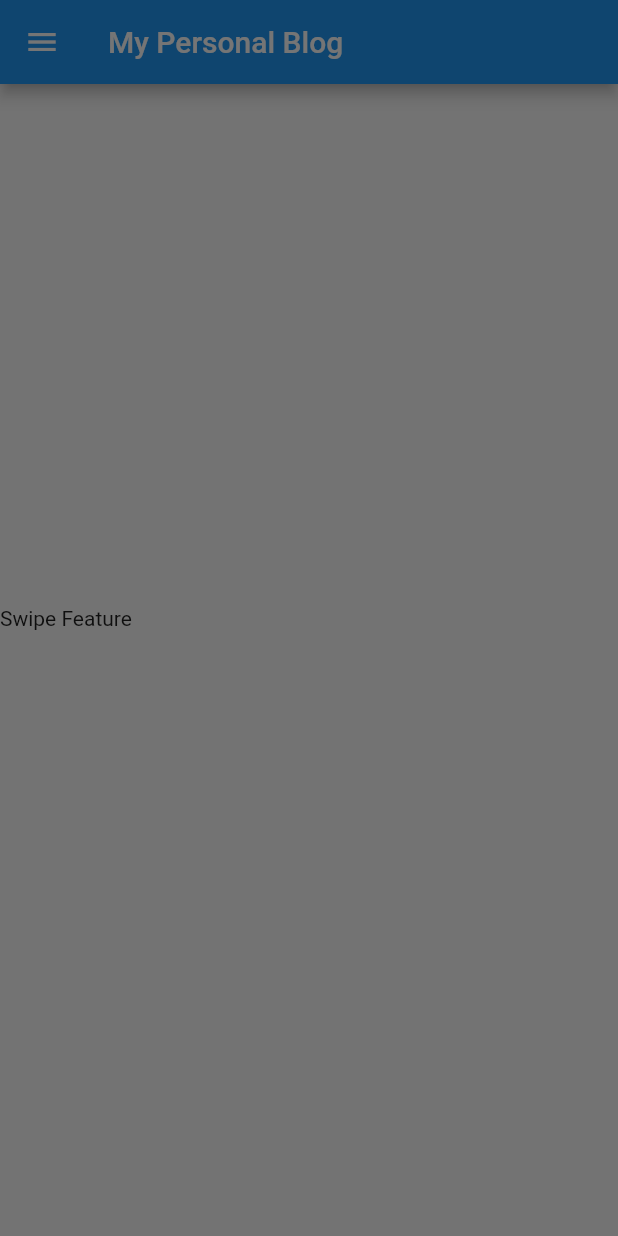
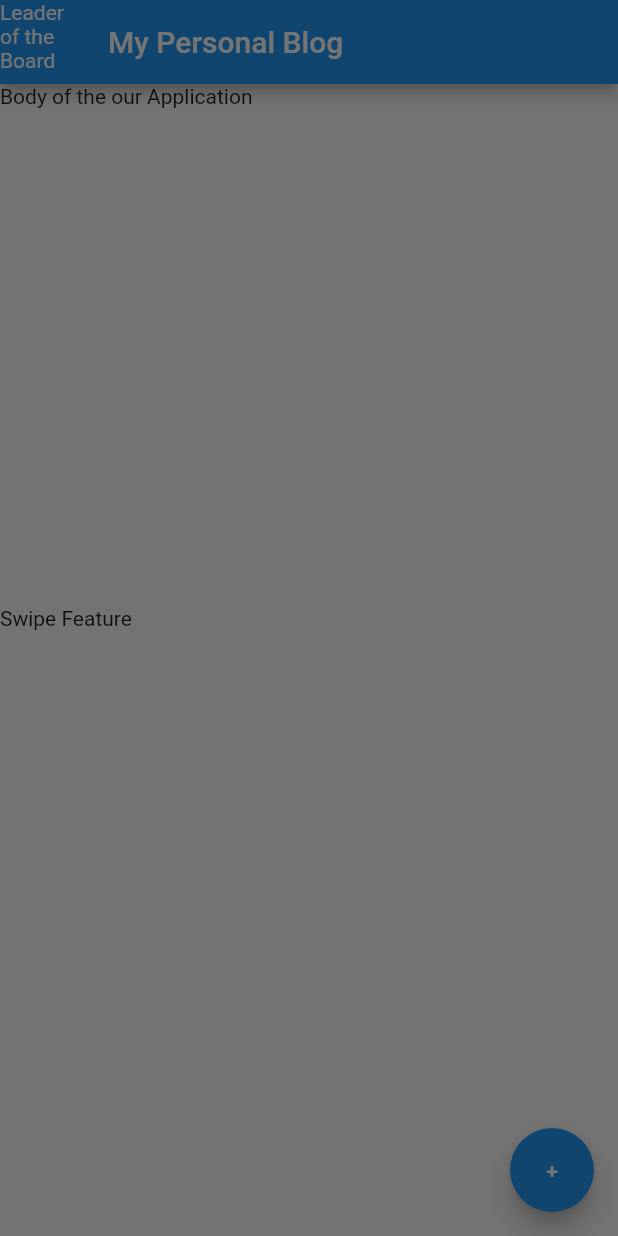
Before and after one commit to avnishaks/flutter, a Flutter app: the screen it shows after launch, with the side drawer open, on a phone screen of 412 x 824 dp. Run offline on Flutter 3.47's test engine with Material 2 defaults, Android fonts, the phone set to English and light mode, and no system bars.

Commit message:
Different Type of the Widget in Scaffold

```diff
--- a/bootcamp_app/lib/main.dart
+++ b/bootcamp_app/lib/main.dart
@@ -12,19 +12,35 @@ runApp-> root widget where all the component of the widget will come
 
 
 1. Material App define the certain theme called Material Theme and also provide the direction.
-2. Scaffold does : Basically helps us to make the new page
+2. Scaffold does : Basically helps us to make the new page (give the width and height)
+Scaffold Widget create different general widget use in the Mobile Application Development
+Each of the Widget conatins the different properties which it hold to show the use case of mobile
+Development.
+
+Eg : AppBar class different number of the properties used , we can google it and explore it.
+
+
 
 */
 
 import 'package:flutter/material.dart';
 
 main() {
+  void myfunction(){
+    print("AKS");
+  }
   runApp(MaterialApp(
     home: Scaffold(
       appBar: AppBar(
+       leading: Text("Leader of the Board"),
         title: Text("My Personal Blog"),
       ),
       drawer:Text("Swipe Feature"),
+      floatingActionButton:FloatingActionButton(
+        onPressed:myfunction,
+        child: Text("+"),
+      ),
+      body: Text("Body of the our Application"),
     ),
   ));
 }
```
Also changed, not shown: 1 other file.
